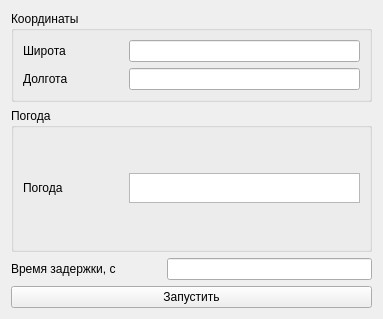
This is hw_3/ui/weather_api.ui in vitttoria/PyQT_ as Qt 5 draws it before an edit. The edited form follows.
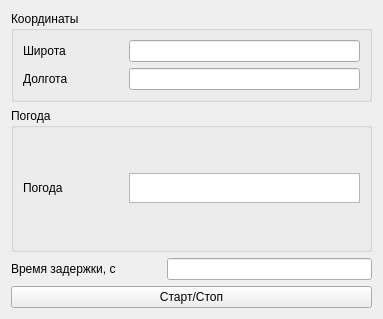
This is the edited form.

Commit message: Дополнение

What changed in the file:
```diff
--- a/hw_3/ui/weather_api.ui
+++ b/hw_3/ui/weather_api.ui
@@ -15,8 +15,6 @@
   </property>
   <layout class="QGridLayout" name="gridLayout_3">
    <item row="0" column="0">
-    <layout class="QVBoxLayout" name="verticalLayout">
-     <item>
       <widget class="QGroupBox" name="coordinates_groupBox">
        <property name="title">
         <string>Координаты</string>
@@ -77,7 +75,7 @@
        </layout>
       </widget>
      </item>
-     <item>
+   <item row="1" column="0">
       <widget class="QGroupBox" name="weather_groupBox">
        <property name="title">
         <string>Погода</string>
@@ -119,7 +117,7 @@
        </layout>
       </widget>
      </item>
-     <item>
+   <item row="2" column="0">
       <layout class="QHBoxLayout" name="horizontalLayout_5">
        <item>
         <widget class="QLabel" name="time_label">
@@ -152,14 +150,12 @@
        </item>
       </layout>
      </item>
-     <item>
+   <item row="3" column="0">
       <widget class="QPushButton" name="start_pushButton">
        <property name="text">
-        <string>Запустить</string>
-       </property>
-      </widget>
-     </item>
-    </layout>
+      <string>Старт/Стоп</string>
+     </property>
+    </widget>
    </item>
   </layout>
  </widget>
```
Lines whose indentation alone changed are shown as unchanged.
